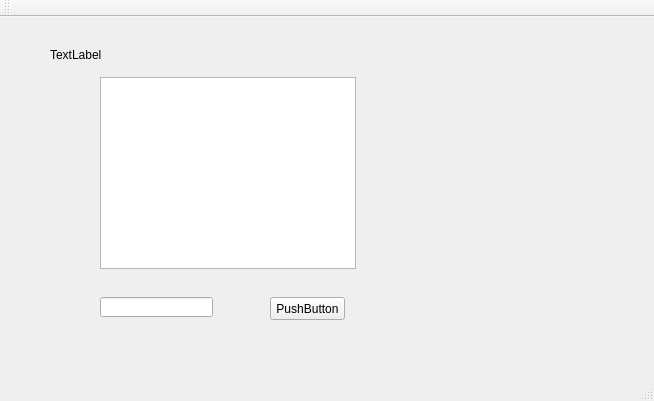
junchao98/linux_spy, file mainwindow.ui: the form before one commit.
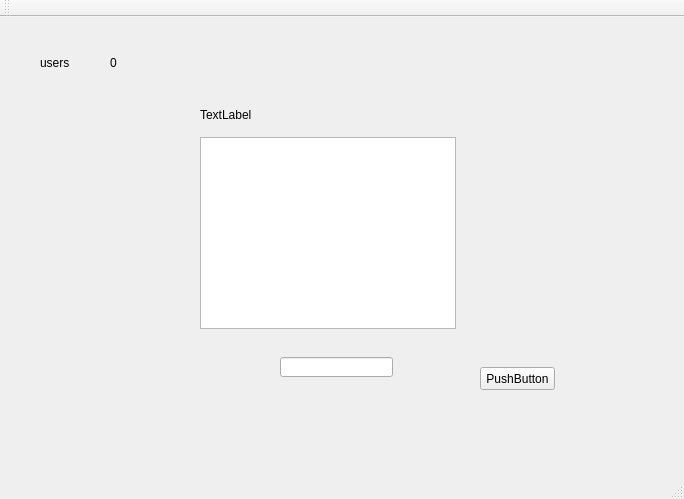
The form after the commit.

Commit message: 添加多 client

```diff
--- a/mainwindow.ui
+++ b/mainwindow.ui
@@ -6,8 +6,8 @@
    <rect>
     <x>0</x>
     <y>0</y>
-    <width>654</width>
-    <height>401</height>
+    <width>684</width>
+    <height>499</height>
    </rect>
   </property>
   <property name="windowTitle">
@@ -17,8 +17,8 @@
    <widget class="QPushButton" name="pushButton">
     <property name="geometry">
      <rect>
-      <x>270</x>
-      <y>280</y>
+      <x>480</x>
+      <y>350</y>
       <width>75</width>
       <height>23</height>
      </rect>
@@ -30,8 +30,8 @@
    <widget class="QLabel" name="label">
     <property name="geometry">
      <rect>
-      <x>50</x>
-      <y>30</y>
+      <x>200</x>
+      <y>90</y>
       <width>241</width>
       <height>16</height>
      </rect>
@@ -43,8 +43,8 @@
    <widget class="QLineEdit" name="lineEdit">
     <property name="geometry">
      <rect>
-      <x>100</x>
-      <y>280</y>
+      <x>280</x>
+      <y>340</y>
       <width>113</width>
       <height>20</height>
      </rect>
@@ -53,13 +53,39 @@
    <widget class="QTextBrowser" name="textBrowser">
     <property name="geometry">
      <rect>
-      <x>100</x>
-      <y>60</y>
+      <x>200</x>
+      <y>120</y>
       <width>256</width>
       <height>192</height>
      </rect>
     </property>
    </widget>
+   <widget class="QLabel" name="label_2">
+    <property name="geometry">
+     <rect>
+      <x>40</x>
+      <y>40</y>
+      <width>54</width>
+      <height>12</height>
+     </rect>
+    </property>
+    <property name="text">
+     <string>users</string>
+    </property>
+   </widget>
+   <widget class="QLabel" name="label_user_num">
+    <property name="geometry">
+     <rect>
+      <x>110</x>
+      <y>40</y>
+      <width>54</width>
+      <height>12</height>
+     </rect>
+    </property>
+    <property name="text">
+     <string>0</string>
+    </property>
+   </widget>
   </widget>
   <widget class="QMenuBar" name="menuBar">
    <property name="geometry">
```
Left out of the diff: 2 changed lines with no effect on the pictures. The commit also changes 2 other files.
